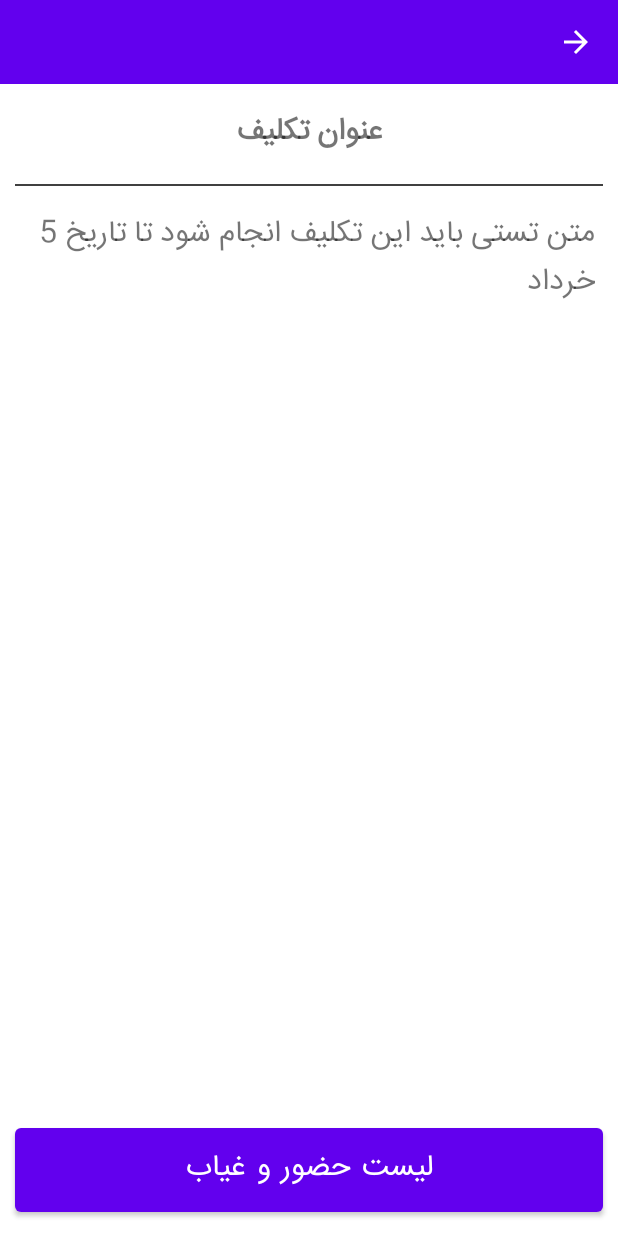
After one commit to zoheirkabuli/Ansarolmahdi, an Android app: the layout activity_session.xml on its own in the app's theme, with its tools: preview values and no code run, on a phone screen of 412 x 824 dp. The commit adds this screen. Run offline under Robolectric (Android 15) with nearby library versions, the light colour scheme and no system bars.

Commit message:
session activity

```diff
--- a/app/src/main/java/com/example/ansarolmahdi/MainActivity.java
+++ b/app/src/main/java/com/example/ansarolmahdi/MainActivity.java
@@ -4,13 +4,9 @@ import androidx.appcompat.app.AppCompatActivity;
 
 import android.content.Intent;
 import android.os.Bundle;
-import android.util.Log;
 import android.view.View;
 import android.widget.Button;
-import android.widget.CompoundButton;
 import android.widget.RadioButton;
-import android.widget.RadioGroup;
-import android.widget.Toast;
 
 public class MainActivity extends AppCompatActivity {
 
@@ -29,7 +25,7 @@ public class MainActivity extends AppCompatActivity {
         login.setOnClickListener(new View.OnClickListener() {
             @Override
             public void onClick(View v) {
-                Intent intent = new Intent(MainActivity.this,Classes.class);
+                Intent intent = new Intent(MainActivity.this, Courses.class);
                 startActivity(intent);
 
                 finish();
--- /dev/null
+++ b/app/src/main/res/layout/activity_session.xml
@@ -0,0 +1,78 @@
+<?xml version="1.0" encoding="utf-8"?>
+<androidx.constraintlayout.widget.ConstraintLayout
+    xmlns:android="http://schemas.android.com/apk/res/android"
+    xmlns:app="http://schemas.android.com/apk/res-auto"
+    xmlns:tools="http://schemas.android.com/tools"
+    android:layout_width="match_parent"
+    android:layout_height="match_parent"
+    tools:context=".SessionActivity">
+
+    <androidx.appcompat.widget.Toolbar
+        android:id="@+id/seToolbar"
+        android:layout_width="match_parent"
+        android:layout_height="?attr/actionBarSize"
+        android:background="@color/colorPrimary"
+        app:layout_constraintTop_toTopOf="parent"
+        app:layout_constraintEnd_toEndOf="parent"
+        app:layout_constraintStart_toStartOf="parent"
+        app:titleTextColor="@color/white"
+        android:layoutDirection="rtl"
+        app:navigationIcon="@drawable/ic_arrow_back_24dp"
+        />
+
+    <LinearLayout
+        android:id="@+id/linear_layout"
+        android:layout_width="match_parent"
+        android:layout_height="0dp"
+        app:layout_constraintTop_toBottomOf="@+id/seToolbar"
+        app:layout_constraintEnd_toEndOf="parent"
+        app:layout_constraintStart_toStartOf="parent"
+        app:layout_constraintBottom_toTopOf="@+id/btn_attendance"
+        android:orientation="vertical">
+
+        <TextView
+            android:id="@+id/tv_homeworktitle"
+            android:layout_width="match_parent"
+            android:layout_height="wrap_content"
+            android:text="عنوان تکلیف"
+            android:gravity="center"
+            android:textSize="20sp"
+            android:fontFamily="@font/iransans"
+            android:textFontWeight="700"
+            android:padding="15dp"
+            android:textDirection="rtl"/>
+
+        <LinearLayout
+            android:layout_width="match_parent"
+            android:layout_height="1dp"
+            android:background="#404040"
+            android:layout_marginEnd="10dp"
+            android:layout_marginStart="10dp"/>
+
+        <TextView
+            android:id="@+id/tv_detail"
+            android:layout_width="match_parent"
+            android:layout_height="wrap_content"
+            android:textDirection="rtl"
+            android:text="@string/detail_test"
+            android:padding="15dp"
+            android:textSize="20sp"
+            android:fontFamily="@font/iransans"
+            />
+    </LinearLayout>
+
+    <Button
+        android:id="@+id/btn_attendance"
+        android:layout_width="match_parent"
+        android:layout_height="wrap_content"
+        app:layout_constraintTop_toBottomOf="@+id/linear_layout"
+        app:layout_constraintEnd_toEndOf="parent"
+        app:layout_constraintStart_toStartOf="parent"
+        app:layout_constraintBottom_toBottomOf="parent"
+        android:layout_margin="10dp"
+        android:text="لیست حضور و غیاب"
+        android:textSize="20sp"
+        android:padding="10dp"
+        android:fontFamily="@font/iransans"/>
+
+</androidx.constraintlayout.widget.ConstraintLayout>
--- a/app/src/main/res/layout/item_layout.xml
+++ b/app/src/main/res/layout/item_layout.xml
@@ -10,14 +10,14 @@
     app:cardBackgroundColor="@color/gray_25"
     >
 
-
-
     <TextView
         android:id="@+id/tv_item"
         android:layout_width="match_parent"
         android:layout_height="wrap_content"
         android:text="Item"
         android:textSize="20sp"
-        android:layout_margin="20dp"/>
+        android:layout_margin="20dp"
+        android:textDirection="rtl"
+        android:fontFamily="@font/iransans"/>
 
 </androidx.cardview.widget.CardView>
--- a/app/src/main/res/values/strings.xml
+++ b/app/src/main/res/values/strings.xml
@@ -1,3 +1,4 @@
 <resources>
     <string name="app_name">Ansarolmahdi</string>
+    <string name="detail_test">متن تستی باید این تکلیف انجام شود تا تاریخ 5 خرداد</string>
 </resources>
```
Also changed, not shown: app/src/main/AndroidManifest.xml (+4 -3 lines), app/src/main/java/com/example/ansarolmahdi/CourseInfo.java (renamed from app/src/main/java/com/example/ansarolmahdi/ClassInfo.java, +36 -21 lines), app/src/main/java/com/example/ansarolmahdi/Courses.java (renamed from app/src/main/java/com/example/ansarolmahdi/Classes.java, +24 -14 lines), app/src/main/java/com/example/ansarolmahdi/SessionActivity.java (added, +49 -0 lines), app/src/main/res/layout/activity_courses.xml (renamed from app/src/main/res/layout/activity_classes.xml, +6 -3 lines), app/src/main/res/layout/activity_course_info.xml (renamed from app/src/main/res/layout/activity_class_info.xml).
